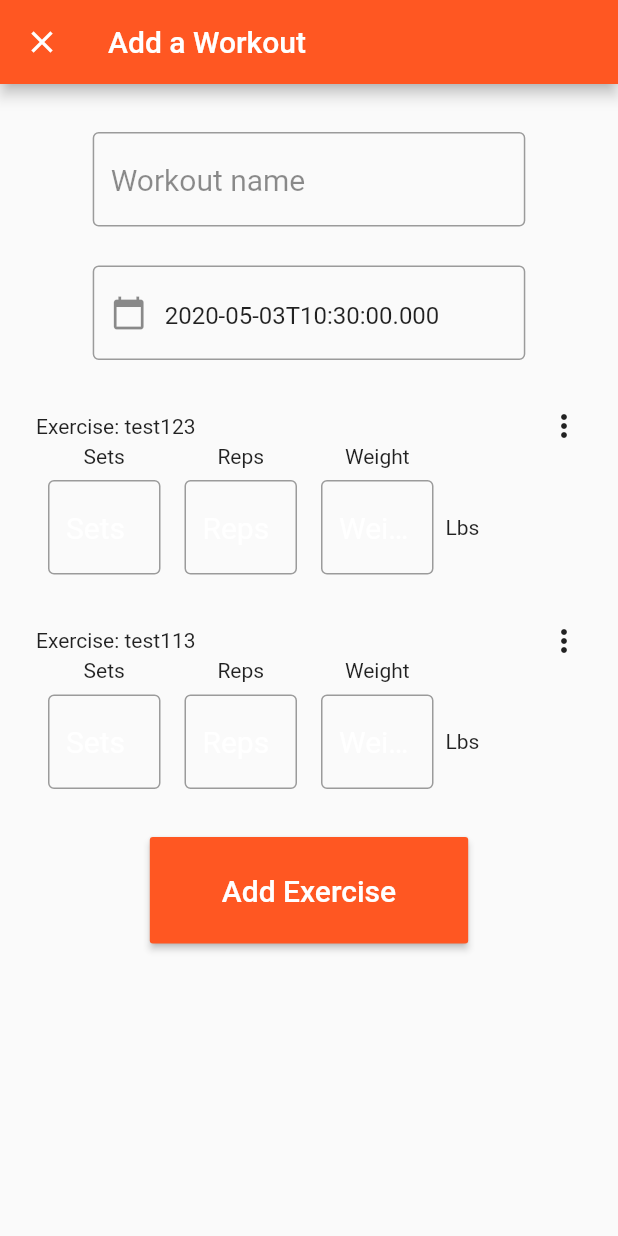
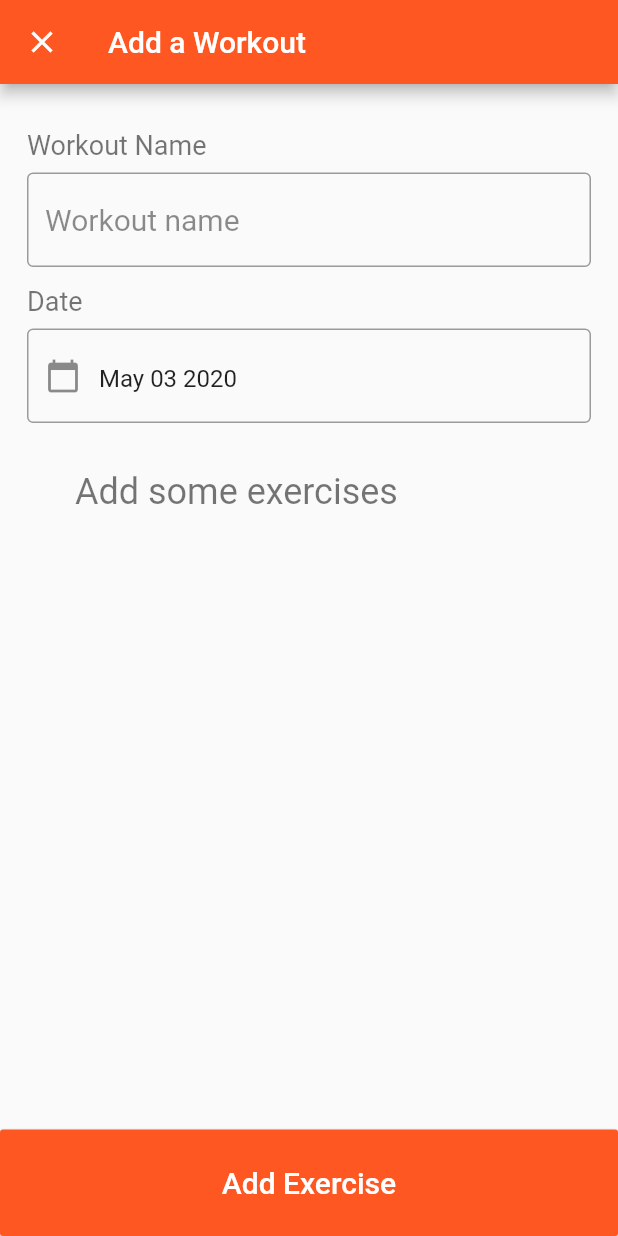
Before and after one commit to javglex/power_log, a Flutter app: the CreateWorkoutPage screen opened directly, on a phone screen of 412 x 824 dp. Run offline on Flutter 3.47's test engine with Material 2 defaults, Android fonts, the phone set to English and light mode, and no system bars.

Commit message:
Consuming exercises.json data to dynamically construct a list of available exercises a user can select from.
+ List of exercises selected sent through navigator.pop to display in CreateWorkoutPage

+ CreateWorkout page also dynamically creates list of selected exercises so that user can input their workout data

No persistence of workout created

```diff
--- a/lib/common/exercise_row.dart
+++ b/lib/common/exercise_row.dart
@@ -24,7 +24,7 @@ class _ExerciseRow extends State<ExerciseRow> {
             children: <Widget>[
               Row(children: [
                 Expanded(
-                    child: Text("Exercise: " + widget.exerciseId)
+                    child: Text(widget.exerciseId)
                 ),
                 InkWell(
                   onTap: ()=>{},
--- /dev/null
+++ b/lib/models/Exercise.dart
@@ -0,0 +1,14 @@
+class Exercise {
+  final int id;
+  final String description;
+  final int categoryId;
+
+  Exercise._({this.id, this.description, this.categoryId});
+  factory Exercise.fromJson(Map<String, dynamic> json) {
+    return new Exercise._(
+      id: json['id'],
+      description: json['description'],
+      categoryId: json['categoryId']
+    );
+  }
+}
--- /dev/null
+++ b/lib/models/Exercises.dart
@@ -0,0 +1,15 @@
+import 'Exercise.dart';
+
+class Exercises {
+  final List<dynamic> group;
+  final String groupName;
+
+  Exercises._({this.group, this.groupName});
+
+  factory Exercises.fromJson(Map<String, dynamic> json, String name) {
+    return new Exercises._(
+        group: json['exercises'][name],
+        groupName: name
+    );
+  }
+}
--- a/lib/pages/CreateWorkoutPage.dart
+++ b/lib/pages/CreateWorkoutPage.dart
@@ -1,5 +1,6 @@
 import 'package:flutter/material.dart';
 import 'package:flutter/services.dart';
+import 'package:intl/intl.dart';
 import 'package:power_log/common/exercise_row.dart';
 import 'package:power_log/pages/AddExercisePage.dart';
 
@@ -11,10 +12,12 @@ class CreateWorkoutPage extends StatefulWidget {
 class _CreateWorkoutPage extends State<CreateWorkoutPage> {
   var dateTxt = TextEditingController();
   static const padding_column_title = 24.0;
+  var selectedExercises = [];
+  static const body_padding = 18.0;
 
   @override
   void initState() {
-    dateTxt.text = selectedDate.toIso8601String();
+    dateTxt.text = DateFormat('MMMM dd yyyy').format(selectedDate);
 
     super.initState();
   }
@@ -29,16 +32,21 @@ class _CreateWorkoutPage extends State<CreateWorkoutPage> {
           onPressed: () => Navigator.of(context).pop(),
         ),
       ),
-        body: SingleChildScrollView(
-          child: Center(
-            child: Column(children: [
+      body: Padding(
+        padding: EdgeInsets.all(body_padding),
+        child: Column(
+            mainAxisSize: MainAxisSize.max,
+            crossAxisAlignment: CrossAxisAlignment.start,
+            children: [
               Padding(
-                padding: const EdgeInsets.only(top: 32.0, right: 8.0, left: 8.0, bottom:8.0),
-                child: Row(
-                  mainAxisAlignment: MainAxisAlignment.center,
+                padding: const EdgeInsets.only(top: 12.0, bottom: 8.0),
+                child: Text("Workout Name",
+                    style: TextStyle(fontSize: 18, color: Colors.black54)),
+              ),
+              Row(
                 children: <Widget>[
                   Container(
-                      width: MediaQuery.of(context).size.width * 0.7,
+                    width: MediaQuery.of(context).size.width-body_padding*2,
                     child: TextField(
                       decoration: InputDecoration(
                           hintStyle:
@@ -50,15 +58,15 @@ class _CreateWorkoutPage extends State<CreateWorkoutPage> {
                   ),
                 ],
               ),
+              Padding(
+                padding: const EdgeInsets.only(top: 12.0, bottom: 8.0),
+                child: Text("Date",
+                style : TextStyle(fontSize: 18, color: Colors.black54)),
               ),
-              Padding(
-                padding: const EdgeInsets.all(8.0),
-                child: Row(
-                  mainAxisAlignment: MainAxisAlignment.center,
+              Row(
                 children: <Widget>[
                   Container(
-                      padding: EdgeInsets.only(top: 10),
-                      width: MediaQuery.of(context).size.width * 0.7,
+                    width: MediaQuery.of(context).size.width-body_padding*2,
                     child: TextFormField(
                         controller: dateTxt,
                         obscureText: false,
@@ -73,22 +81,37 @@ class _CreateWorkoutPage extends State<CreateWorkoutPage> {
                   ),
                 ],
               ),
+              Expanded(
+                  child: selectedExercises.length != 0
+                      ? ListView.builder(
+                          shrinkWrap: false,
+                          physics: ClampingScrollPhysics(),
+                          padding: const EdgeInsets.all(8.0),
+                          itemCount: selectedExercises.length,
+                          itemBuilder: (BuildContext context, int index) {
+                            var exercise;
+                            if (selectedExercises.length != 0)
+                              exercise = selectedExercises[index];
+                            return selectedExercises.length != 0
+                                ? ExerciseRow(exerciseId: exercise)
+                                : Text("Add some exercises");
+                          },
+                        )
+                      : Padding(
+                          padding: EdgeInsets.all(32.0),
+                          child: Text("Add some exercises",
+                              style: TextStyle(
+                                  fontSize: 24, color: Colors.black54)),
+                        )),
+            ]),
       ),
-              ExerciseRow(
-                  exerciseId: "test123"
-              ),
-              ExerciseRow(
-                  exerciseId: "test113"
-              ),
-              Padding(
-                padding: const EdgeInsets.only(top: padding_column_title),
-                child: RaisedButton(
+      bottomNavigationBar: RaisedButton(
         color: Colors.deepOrange,
         splashColor: Colors.yellow[200],
         animationDuration: Duration(seconds: 1),
         child: Padding(
           padding: const EdgeInsets.only(
-                        top: 24.0, left: 32.0, right: 32.0, bottom: 24.0),
+              top: 24.0, left: 8.0, right: 8.0, bottom: 24.0),
           child: Text(
             "Add Exercise",
             style: TextStyle(fontSize: 20, color: Colors.white),
@@ -96,10 +119,7 @@ class _CreateWorkoutPage extends State<CreateWorkoutPage> {
         ),
         onPressed: _addExercisePage,
       ),
-              )
-            ]),
-          ),
-        ));
+    );
   }
 
   DateTime selectedDate = DateTime.now();
@@ -116,16 +136,22 @@ class _CreateWorkoutPage extends State<CreateWorkoutPage> {
     if (picked != null && picked != selectedDate)
       setState(() {
         selectedDate = picked;
-        dateTxt.text = selectedDate.toIso8601String();
+        dateTxt.text = DateFormat('MMMM dd yyyy').format(selectedDate);
       });
   }
 
-
-  void _addExercisePage(){
+  Future<void> _addExercisePage() async {
     print("_addExercisePage..");
-    Navigator.push(
+    var result = await Navigator.push(
       context,
       MaterialPageRoute(builder: (context) => AddExercisePage()),
     );
+
+    setState(() {
+      selectedExercises = result;
+    });
+
+    print("result from add exercise page: ");
+    print(result);
   }
 }
--- a/pubspec.yaml
+++ b/pubspec.yaml
@@ -19,7 +19,7 @@ environment:
 dependencies:
   flutter:
     sdk: flutter
-
+  intl: ^0.16.1
   # The following adds the Cupertino Icons font to your application.
   # Use with the CupertinoIcons class for iOS style icons.
   cupertino_icons: ^0.1.2
@@ -46,6 +46,7 @@ flutter:
   #  - images/a_dot_ham.jpeg
   assets:
     - lib/assets/kisspng-barbell.png
+    - lib/assets/data/exercises.json
   # An image asset can refer to one or more resolution-specific "variants", see
   # https://flutter.dev/assets-and-images/#resolution-aware.
 
```
Also changed, not shown: lib/assets/data/exercises.json (added, +89 -0 lines), lib/pages/AddExercisePage.dart (+43 -101 lines), pubspec.lock, 1 other file. Lines whose indentation alone changed are shown as unchanged.
